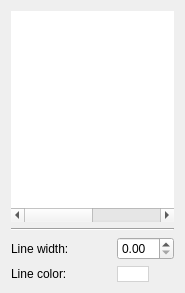
Qt form Tools/Mokka/ChartOptionsWidget.ui (Biomechanical-ToolKit/BTKCore) before a commit.
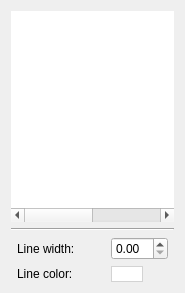
The same form after that commit.

Commit message: [FIX] Mokka: Margins for the chart's options are too wise under Windows.

What changed in the file:
```diff
--- a/Tools/Mokka/ChartOptionsWidget.ui
+++ b/Tools/Mokka/ChartOptionsWidget.ui
@@ -56,8 +56,20 @@
    </item>
    <item>
     <layout class="QGridLayout" name="gridLayout">
+     <property name="leftMargin">
+      <number>6</number>
+     </property>
+     <property name="rightMargin">
+      <number>6</number>
+     </property>
      <item row="0" column="0">
       <widget class="QLabel" name="labelLineWidth">
+       <property name="sizePolicy">
+        <sizepolicy hsizetype="Expanding" vsizetype="Preferred">
+         <horstretch>0</horstretch>
+         <verstretch>0</verstretch>
+        </sizepolicy>
+       </property>
        <property name="text">
         <string>Line width:</string>
        </property>
@@ -75,6 +87,12 @@
      </item>
      <item row="1" column="0">
       <widget class="QLabel" name="labelLineColor">
+       <property name="sizePolicy">
+        <sizepolicy hsizetype="Expanding" vsizetype="Preferred">
+         <horstretch>0</horstretch>
+         <verstretch>0</verstretch>
+        </sizepolicy>
+       </property>
        <property name="text">
         <string>Line color:</string>
        </property>
```
The commit also changes 1 other file.
